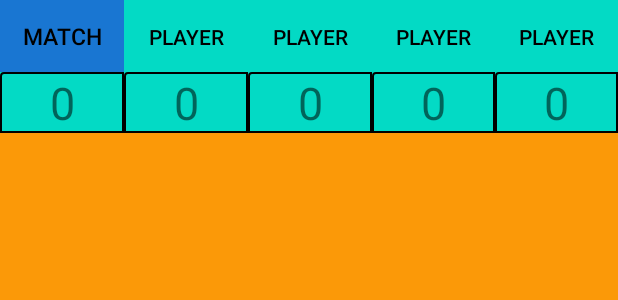
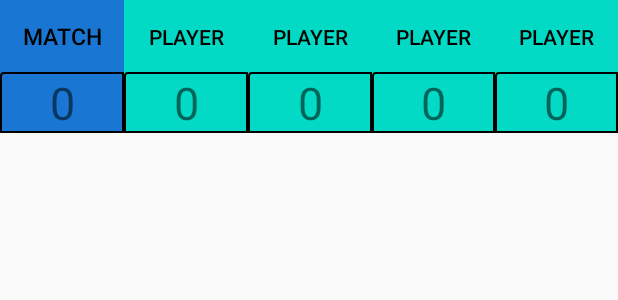
Before and after one commit to hieud1245k/ScoresApp, an Android app: the layout fragment_score_history_detail.xml on its own in the app's theme, with its tools: preview values and no code run, on a phone screen of 412 x 824 dp. Shown: the top 300 px of the screen. Run offline under Robolectric (Android 15) with nearby library versions, the phone set to English and light mode, and no system bars; Roboto replaces fonts that are not available here.

Commit message:
Update code

```diff
--- a/app/src/main/res/layout/fragment_score_history_detail.xml
+++ b/app/src/main/res/layout/fragment_score_history_detail.xml
@@ -3,7 +3,6 @@
     xmlns:tools="http://schemas.android.com/tools"
     android:layout_width="match_parent"
     android:layout_height="match_parent"
-    android:background="#FB9908"
     android:orientation="vertical"
     tools:context=".view.ScoreHistoryDetailFragment">
 
@@ -75,6 +74,7 @@
         <LinearLayout
             android:layout_width="match_parent"
             android:layout_weight="1"
+            android:background="#1976D2"
             android:layout_height="wrap_content">
 
             <TextView
--- a/app/src/main/res/layout/item_score_history.xml
+++ b/app/src/main/res/layout/item_score_history.xml
@@ -1,8 +1,6 @@
 <?xml version="1.0" encoding="utf-8"?>
 <androidx.cardview.widget.CardView xmlns:android="http://schemas.android.com/apk/res/android"
     android:layout_width="match_parent"
-    android:layout_marginRight="2dp"
-    android:layout_marginLeft="2dp"
     android:layout_height="wrap_content">
 
     <LinearLayout
--- a/app/src/main/res/layout/item_view_result.xml
+++ b/app/src/main/res/layout/item_view_result.xml
@@ -1,8 +1,6 @@
 <?xml version="1.0" encoding="utf-8"?>
 <androidx.cardview.widget.CardView xmlns:android="http://schemas.android.com/apk/res/android"
     android:layout_width="match_parent"
-    android:layout_marginRight="2dp"
-    android:layout_marginLeft="2dp"
     android:layout_height="wrap_content">
 
     <LinearLayout
```
Also changed, not shown: app/src/main/res/layout/fragment_add_infor.xml (+4 -4 lines).
